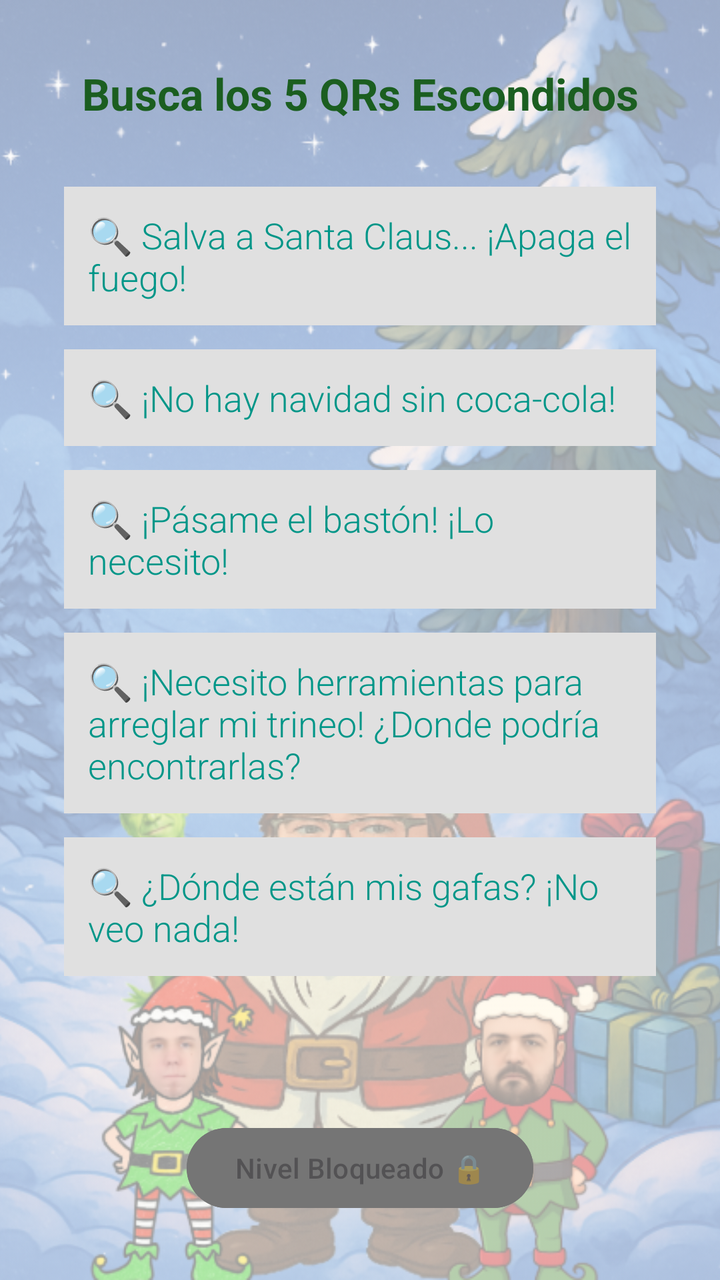
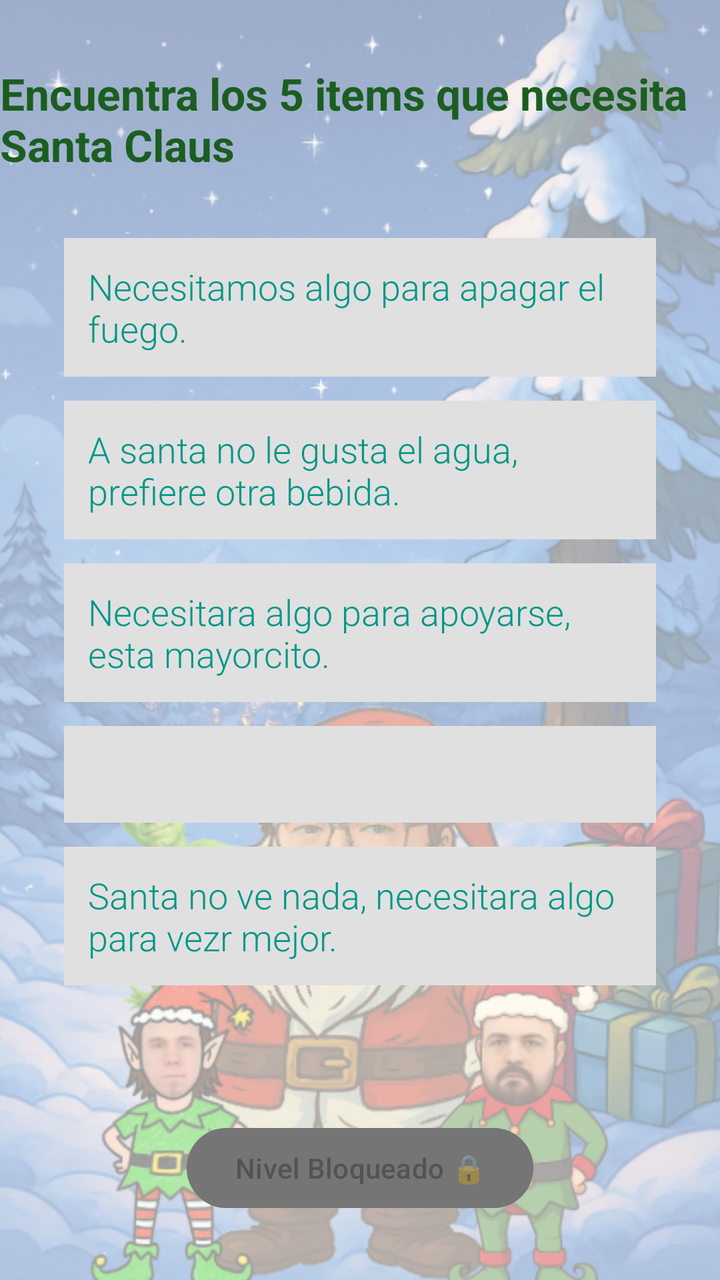

Before-and-after screenshots of an Android layout around one commit, followed by the original layout XML and the change that was made.
<!-- AndroidManifest.xml: application theme Theme.NavidAPP_2DAM -->
<!-- res/layout/fragment_juego_qr.xml -->
<?xml version="1.0" encoding="utf-8"?>
<androidx.constraintlayout.widget.ConstraintLayout
    xmlns:android="http://schemas.android.com/apk/res/android"
    xmlns:app="http://schemas.android.com/apk/res-auto"
    android:layout_width="match_parent"
    android:layout_height="match_parent"
    android:background="#FFFFFF">

    <ImageView
        android:layout_width="match_parent"
        android:layout_height="match_parent"
        android:src="@drawable/fondo_principal"
        android:scaleType="centerCrop"
        android:alpha="0.4"/>

    <TextView
        android:id="@+id/tvTituloQR"
        android:layout_width="wrap_content"
        android:layout_height="wrap_content"
        android:text="Busca los 5 QRs Escondidos"
        android:textSize="22sp"
        android:textStyle="bold"
        android:textColor="#1B5E20"
        android:layout_marginTop="32dp"
        app:layout_constraintTop_toTopOf="parent"
        app:layout_constraintStart_toStartOf="parent"
        app:layout_constraintEnd_toEndOf="parent"/>

    <LinearLayout
        android:layout_width="match_parent"
        android:layout_height="wrap_content"
        android:orientation="vertical"
        android:padding="32dp"
        app:layout_constraintTop_toBottomOf="@id/tvTituloQR">

        <TextView
            android:id="@+id/textViewPista1"
            android:layout_width="match_parent"
            android:layout_height="wrap_content"
            android:layout_marginBottom="12dp"
            android:background="#E0E0E0"
            android:fontFamily="sans-serif-light"
            android:padding="12dp"
            android:text="🔍 Salva a Santa Claus... ¡Apaga el fuego!"
            android:textColor="#009688"
            android:textSize="18sp" />

        <TextView
            android:id="@+id/textViewPista2"
            android:layout_width="match_parent"
            android:layout_height="wrap_content"
            android:layout_marginBottom="12dp"
            android:background="#E0E0E0"
            android:fontFamily="sans-serif-light"
            android:padding="12dp"
            android:text="🔍 ¡No hay navidad sin coca-cola!"
            android:textColor="#009688"
            android:textSize="18sp" />

        <TextView
            android:id="@+id/textViewPista3"
            android:layout_width="match_parent"
            android:layout_height="wrap_content"
            android:layout_marginBottom="12dp"
            android:background="#E0E0E0"
            android:fontFamily="sans-serif-light"
            android:padding="12dp"
            android:text="🔍 ¡Pásame el bastón! ¡Lo necesito!"
            android:textColor="#009688"
            android:textSize="18sp" />

        <TextView
            android:id="@+id/textViewPista4"
            android:layout_width="match_parent"
            android:layout_height="wrap_content"
            android:layout_marginBottom="12dp"
            android:background="#E0E0E0"
            android:fontFamily="sans-serif-light"
            android:padding="12dp"
            android:text="🔍 ¡Necesito herramientas para arreglar mi trineo! ¿Donde podría encontrarlas?"
            android:textColor="#009688"
            android:textSize="18sp" />

        <TextView
            android:id="@+id/textViewPista5"
            android:layout_width="match_parent"
            android:layout_height="wrap_content"
            android:layout_marginBottom="12dp"
            android:background="#E0E0E0"
            android:fontFamily="sans-serif-light"
            android:padding="12dp"
            android:text="🔍 ¿Dónde están mis gafas? ¡No veo nada!"
            android:textColor="#009688"
            android:textSize="18sp" />

    </LinearLayout>

    <Button
        android:id="@+id/buttonSiguiente"
        android:layout_width="wrap_content"
        android:layout_height="wrap_content"
        android:text="Nivel Bloqueado 🔒"
        android:backgroundTint="#757575"
        android:enabled="false"
        android:layout_marginBottom="32dp"
        app:layout_constraintBottom_toBottomOf="parent"
        app:layout_constraintStart_toStartOf="parent"
        app:layout_constraintEnd_toEndOf="parent"/>

</androidx.constraintlayout.widget.ConstraintLayout>
<!-- resources referenced by this layout -->
<resources>
  <!-- drawable fondo_principal: png bitmap (drawable, 873567 bytes) -->
  <style name="Theme.NavidAPP_2DAM" parent="Base.Theme.NavidAPP_2DAM" />
  <style name="Base.Theme.NavidAPP_2DAM" parent="Theme.Material3.DayNight.NoActionBar">
          
          
      </style>
</resources>

<!-- the commit's change to res/layout/fragment_juego_qr.xml (unified diff, before → after) -->
@@ -17,7 +17,7 @@
         android:id="@+id/tvTituloQR"
         android:layout_width="wrap_content"
         android:layout_height="wrap_content"
-        android:text="Busca los 5 QRs Escondidos"
+        android:text="Encuentra los 5 items que necesita Santa Claus"
         android:textSize="22sp"
         android:textStyle="bold"
         android:textColor="#1B5E20"
@@ -41,7 +41,7 @@
             android:background="#E0E0E0"
             android:fontFamily="sans-serif-light"
             android:padding="12dp"
-            android:text="🔍 Salva a Santa Claus... ¡Apaga el fuego!"
+            android:text="Necesitamos algo para apagar el fuego."
             android:textColor="#009688"
             android:textSize="18sp" />
 
@@ -53,7 +53,7 @@
             android:background="#E0E0E0"
             android:fontFamily="sans-serif-light"
             android:padding="12dp"
-            android:text="🔍 ¡No hay navidad sin coca-cola!"
+            android:text="A santa no le gusta el agua, prefiere otra bebida."
             android:textColor="#009688"
             android:textSize="18sp" />
 
@@ -65,7 +65,7 @@
             android:background="#E0E0E0"
             android:fontFamily="sans-serif-light"
             android:padding="12dp"
-            android:text="🔍 ¡Pásame el bastón! ¡Lo necesito!"
+            android:text="Necesitara algo para apoyarse, esta mayorcito."
             android:textColor="#009688"
             android:textSize="18sp" />
 
@@ -77,7 +77,7 @@
             android:background="#E0E0E0"
             android:fontFamily="sans-serif-light"
             android:padding="12dp"
-            android:text="🔍 ¡Necesito herramientas para arreglar mi trineo! ¿Donde podría encontrarlas?"
+            android:text=""
             android:textColor="#009688"
             android:textSize="18sp" />
 
@@ -89,7 +89,7 @@
             android:background="#E0E0E0"
             android:fontFamily="sans-serif-light"
             android:padding="12dp"
-            android:text="🔍 ¿Dónde están mis gafas? ¡No veo nada!"
+            android:text="Santa no ve nada, necesitara algo para vezr mejor."
             android:textColor="#009688"
             android:textSize="18sp" />
 
